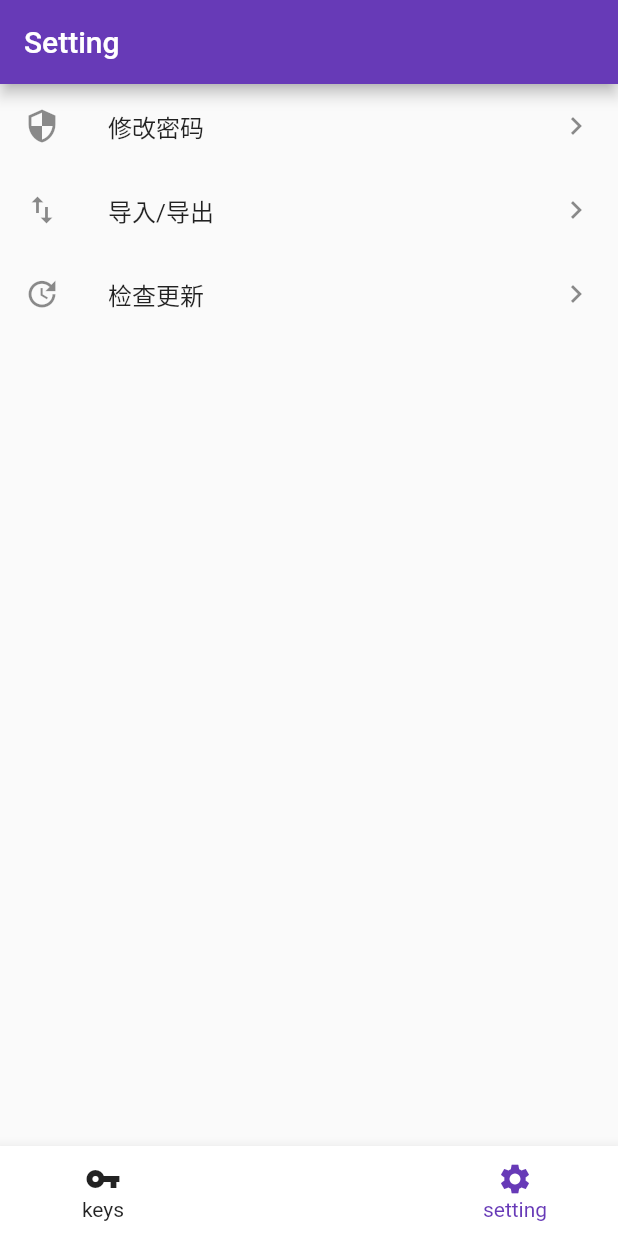
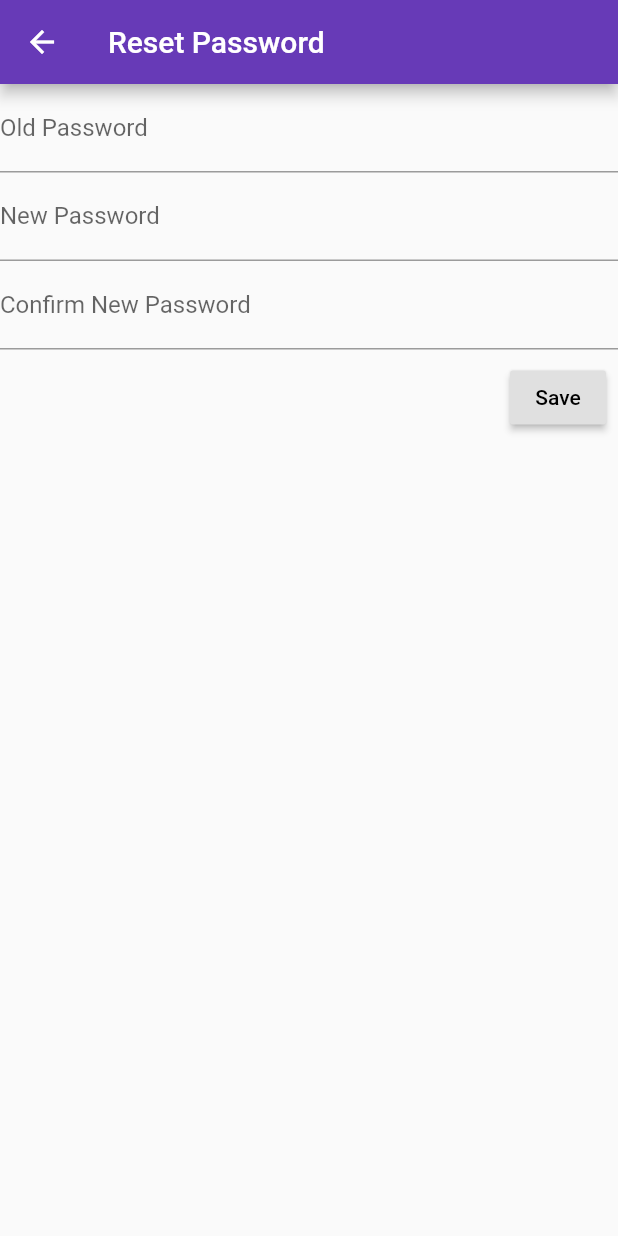
Before and after one commit to ErikYu/PasswordReminder, a Flutter app: the screen it shows after launch, after a tap on "修改密码", on a phone screen of 412 x 824 dp. Run offline on Flutter 3.47's test engine with Material 2 defaults, Android fonts, the phone set to English and light mode, and no system bars; our stand-ins replace fluro.

Commit message:
modify lock

```diff
--- a/lib/fluro_router.dart
+++ b/lib/fluro_router.dart
@@ -2,6 +2,7 @@ import 'package:fluro/fluro.dart';
 import 'pages/password_list/password_list.dart';
 import 'pages/password_detail/password_detail.dart';
 import 'pages/setting/setting.dart';
+import 'pages/lock_reset/lock_reset.dart';
 
 
 class RootRoutes {
@@ -9,11 +10,13 @@ class RootRoutes {
   static String passwordList = '/password';
   static String passwordDetail = '/password/:id';
   static String setting = '/setting';
+  static String lockReset = '/setting/lockreset';
 
   static void configureRoutes(Router router) {
     router.define(passwordList, handler: Handler(handlerFunc: (context, param) => PasswordListPage()));
     router.define(passwordDetail, handler: Handler(handlerFunc: (context, param) => PasswordDetailPage(id: param['id'][0])));
     router.define(setting, handler: Handler(handlerFunc: (context, param) => SettingPage()));
+    router.define(lockReset, handler: Handler(handlerFunc: (context, param) => LockResetPage()));
     RootRoutes.router = router;
   }
 }
--- a/lib/helpers/file_helper.dart
+++ b/lib/helpers/file_helper.dart
@@ -3,8 +3,14 @@ import 'dart:io';
 import 'dart:core';
 import 'dart:convert';
 
+abstract class MyFiles {
+  static final String pwd = 'pwds.json';
+  static final String locker = 'locker.json';
+}
+
 class FileHelper {
-  static final String _name = 'pwds.json';
+  FileHelper(this.name);
+  final String name;
   Future<String> getFile() async {
     Directory appDir = await getApplicationDocumentsDirectory();
     String appDirPath = appDir.path;
@@ -12,7 +18,7 @@ class FileHelper {
   }
 
   localFile(path) async {
-    return File('$path/$_name');
+    return File('$path/$name');
   }
 
   checkIfFileExist() async {
@@ -25,19 +31,26 @@ class FileHelper {
     }
   }
 
-  initFile() async {
+  initFile({String seedContent}) async {
     var fileExist = await checkIfFileExist();
     if (!fileExist) {
       File file = await localFile(await getFile());
       await file.create();
-      file.writeAsStringSync('[]');
+      if (seedContent != null) {
+        file.writeAsStringSync(seedContent);
+      }
     }
   }
 
-  readFile() async {
+  readFileAsJson() async {
     final File file = await localFile(await getFile());
     String str = await file.readAsString();
     return jsonDecode(str);
+  }
+
+  readFileAsString() async {
+    final File file = await localFile(await getFile());
+    return await file.readAsString();
   }
 
   saveFile(lst) async {
--- a/lib/main.dart
+++ b/lib/main.dart
@@ -29,7 +29,8 @@ class _MyAppState extends State<MyApp> {
   }
 
   checkData() async {
-    await FileHelper().initFile();
+    await FileHelper(MyFiles.pwd).initFile(seedContent: '[]');
+    await FileHelper(MyFiles.locker).initFile();
   }
 
   @override
--- a/lib/pages/index_lock/index_lock_service.dart
+++ b/lib/pages/index_lock/index_lock_service.dart
@@ -1,6 +1,10 @@
+import 'package:password_reminder/helpers/file_helper.dart';
+
 class IndexLockService {
   static Future<bool> validatePassword(String password) async {
     String pwd = '1234';
+    String res = await FileHelper(MyFiles.locker).readFileAsString();
+    print(res);
     return password == pwd;
   }
 }
--- /dev/null
+++ b/lib/pages/lock_reset/lock_reset.dart
@@ -0,0 +1,48 @@
+import 'package:flutter/material.dart';
+
+class LockResetPage extends StatelessWidget {
+  TextEditingController oldController = TextEditingController();
+  TextEditingController newController = TextEditingController();
+  TextEditingController confirmController = TextEditingController();
+  Widget build(BuildContext context) {
+    return Scaffold(
+      appBar: AppBar(
+        title: Text('Reset Password'),
+      ),
+      body: Column(
+        children: <Widget>[
+          TextField(
+            controller: oldController,
+            decoration: InputDecoration(
+              labelText: 'Old Password'
+            ),
+          ),
+          TextField(
+            controller: newController,
+            decoration: InputDecoration(
+              labelText: 'New Password'
+            ),
+          ),
+          TextField(
+            controller: confirmController,
+            decoration: InputDecoration(
+              labelText: 'Confirm New Password'
+            ),
+          ),
+          ButtonBar(
+            children: <Widget>[
+              RaisedButton(
+                child: Text('Save'),
+                onPressed: () {
+                  print(oldController.text);
+                  print(newController.text);
+                  print(confirmController.text);
+                },
+              )
+            ],
+          )
+        ],
+      ),
+    );
+  }
+}
--- a/lib/pages/password_list/password_list_service.dart
+++ b/lib/pages/password_list/password_list_service.dart
@@ -4,13 +4,13 @@ import 'package:password_reminder/helpers/file_helper.dart';
 class PasswordListService {
   Future<List<PasswordItem>> getAllPasswords(int page) async {
     int limit = 10;
-    List res = await FileHelper().readFile();
+    List res = await FileHelper(MyFiles.pwd).readFileAsJson();
     return res.skip(limit * page - limit).take(limit).map<PasswordItem>((i) => PasswordItem.fromJson(i)).toList();
   }
 
   deleteChosenPassword(int id) async {
-    List res = await FileHelper().readFile();
+    List res = await FileHelper(MyFiles.pwd).readFileAsJson();
     res.removeWhere((i) => i['id'] == id);
-    await FileHelper().saveFile(res);
+    await FileHelper(MyFiles.pwd).saveFile(res);
   }
 }
--- a/lib/pages/setting/setting.dart
+++ b/lib/pages/setting/setting.dart
@@ -1,5 +1,6 @@
 import 'package:flutter/material.dart';
 import '../layout/bottom_app_bar.dart';
+import 'package:password_reminder/fluro_router.dart';
 
 class SettingPage extends StatelessWidget {
   Widget build(BuildContext context) {
@@ -16,6 +17,7 @@ class SettingPage extends StatelessWidget {
             title: Text('修改密码'),
             onTap: () {
               print('go change password');
+              RootRoutes.router.navigateTo(context, '/setting/lockreset');
             },
           ),
           ListTile(
```
Also changed, not shown: lib/pages/password_detail/password_detail_service.dart (+5 -5 lines), 1 other file.
